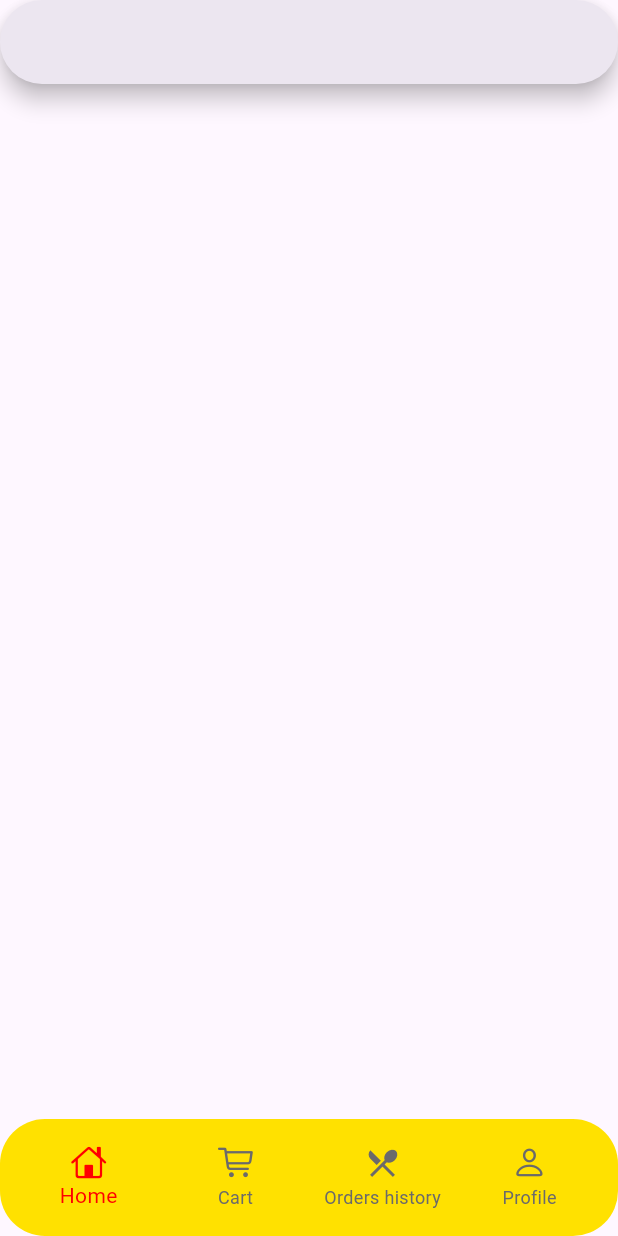
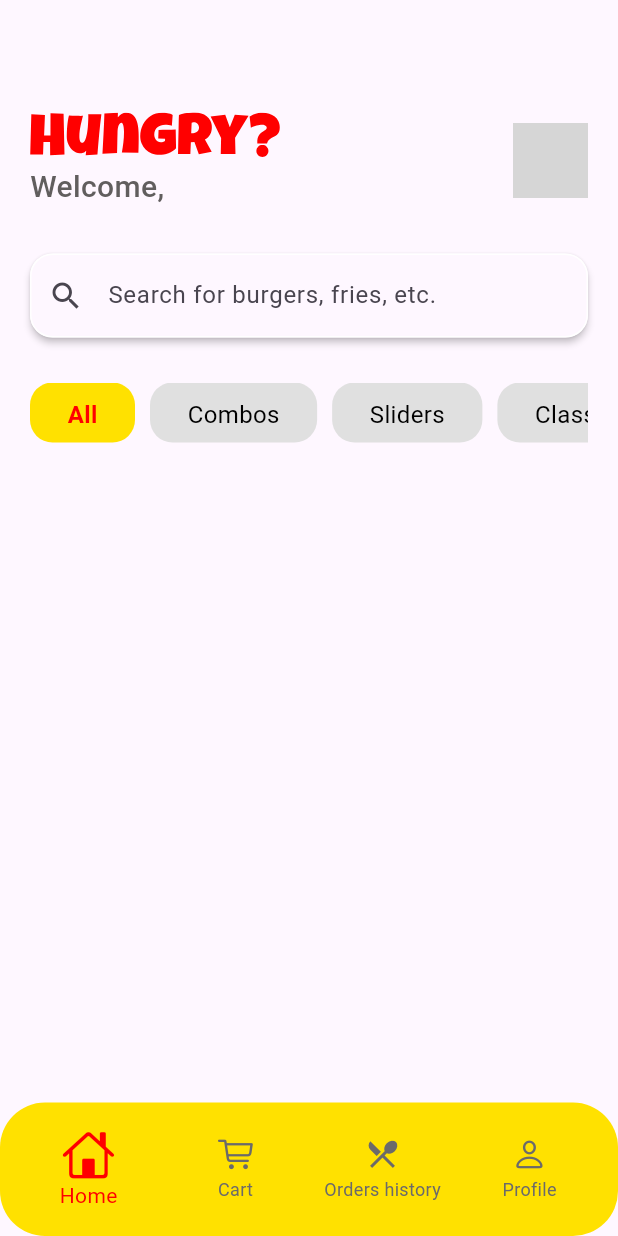
Before and after one commit to ziadabdo99/dota_burger, a Flutter app: the screen it shows after launch, on a phone screen of 412 x 824 dp. Run offline on Flutter 3.47's test engine with Material 3 defaults, Android fonts, the phone set to English and light mode, and no system bars; our stand-ins replace flutter_svg, gap; grey boxes are pictures that could not be loaded.

Commit message:
Refactor code structure for improved readability and maintainability

```diff
--- a/lib/features/home/views/home_view.dart
+++ b/lib/features/home/views/home_view.dart
@@ -1,17 +1,120 @@
+import 'package:dota_burger/core/constants/app_colors.dart';
+import 'package:dota_burger/shared/custom_text.dart';
+import 'package:flutter/material.dart';
+import 'package:flutter_svg/svg.dart';
+import 'package:gap/gap.dart';
 
-import 'package:flutter/material.dart';
+class HomeView extends StatefulWidget {
+  HomeView({super.key});
 
-class HomeView extends StatelessWidget {
-  const HomeView({super.key});
+  @override
+  State<HomeView> createState() => _HomeViewState();
+}
+
+class _HomeViewState extends State<HomeView> {
+  TextEditingController searchController = TextEditingController();
+
+  List<String> categories = ["All", "Combos", "Sliders", "Classic"];
+
+  int categoryIndex = 0;
 
   @override
   Widget build(BuildContext context) {
-    return  Scaffold(
-      body: Column(
-        children: [
-       SearchBar(),
-               ],
-      )
+    return GestureDetector(
+      onTap: () {
+        FocusScope.of(context).unfocus();
+      },
+      child: Scaffold(
+        body: Padding(
+          padding: const EdgeInsets.symmetric(horizontal: 20.0),
+          child: Column(
+            children: [
+              Gap(75),
+              Row(
+                children: [
+                  Column(
+                    crossAxisAlignment: CrossAxisAlignment.start,
+                    children: [
+                      SvgPicture.asset(
+                        height: 30,
+                        'assets/logo/logo.svg',
+                        colorFilter: ColorFilter.mode(
+                          AppColors.secondaryColor,
+                          BlendMode.srcIn,
+                        ),
+                      ),
+                      Gap(5),
+                      CustomText(
+                        text: 'Welcome,',
+                        color: const Color.fromARGB(255, 97, 94, 94),
+                        fontWeight: FontWeight.w500,
+                        fontSize: 20,
+                      ),
+                    ],
+                  ),
+                  Spacer(),
+                  CircleAvatar(
+                    radius: 25,
+                    backgroundImage: AssetImage('assets/images/profile.png'),
+                  ),
+                ],
+              ),
+              Gap(30),
+              Material(
+                borderRadius: BorderRadius.circular(15),
+                elevation: 2,
+                child: TextField(
+                  controller: searchController,
+                  cursorColor: Colors.black,
+                  decoration: InputDecoration(
+                    fillColor: Colors.red,
+                    hintText: 'Search for burgers, fries, etc.',
+                    prefixIcon: Icon(Icons.search),
+                    enabledBorder: OutlineInputBorder(
+                      borderRadius: BorderRadius.circular(15),
+                      borderSide: BorderSide(color: Colors.white),
+                    ),
+                    focusedBorder: OutlineInputBorder(
+                      borderRadius: BorderRadius.circular(15),
+                      borderSide: BorderSide(color: Colors.white),
+                    ),
+                  ),
+                ),
+              ),
+              Gap(30),
+              SingleChildScrollView(
+                scrollDirection: Axis.horizontal,
+                child: Row(
+                  children: List.generate(categories.length, (index) {
+                    return GestureDetector(
+                      onTap: () {
+                        setState(() {
+                          categoryIndex = index;
+                        });
+                      },
+                      child: Container(
+                        height: 40,
+                        margin: EdgeInsets.only(right: 10),
+                        padding: EdgeInsets.symmetric(horizontal: 25, vertical: 10),
+                        decoration: BoxDecoration(
+                          color: index ==  categoryIndex ?  AppColors.primaryColor : Colors.grey[300] ,
+                          borderRadius: BorderRadius.circular(15),
+                        ),
+                        child: CustomText(
+                          text: categories[index],
+                          fontWeight: index ==  categoryIndex ? FontWeight.bold : FontWeight.normal,
+                          fontSize: 16,
+                          color:  index ==  categoryIndex ? AppColors.secondaryColor : Colors.black,
+                        ),
+                      ),
+                    );
+                  }),
+                ),
+              ),
+            ],
+          ),
+        ),
+      ),
     );
   }
 }
--- a/lib/root.dart
+++ b/lib/root.dart
@@ -47,21 +47,29 @@ class _RootState extends State<Root> {
               controller.jumpToPage(index);
             });
           },
-          items: const [
+          items: [
             BottomNavigationBarItem(
-              icon: Icon(CupertinoIcons.home),
+              icon: Icon(
+                size: currentScreen == 0 ? 35 : 24,
+                CupertinoIcons.home),
               label: 'Home',
             ),
             BottomNavigationBarItem(
-              icon: Icon(CupertinoIcons.cart),
+              icon: Icon(
+                size: currentScreen == 1 ? 35 : 24,
+                CupertinoIcons.cart),
               label: 'Cart',
             ),
             BottomNavigationBarItem(
-              icon: Icon(Icons.local_restaurant_sharp),
+              icon: Icon(
+                size: currentScreen == 2 ? 35 : 24,
+                Icons.local_restaurant_sharp),
               label: 'Orders history',
             ),
             BottomNavigationBarItem(
-              icon: Icon(CupertinoIcons.person),
+              icon: Icon(
+                size: currentScreen == 3 ? 35 : 24,
+                CupertinoIcons.person),
               label: 'Profile',
             ),
           ],
```
Also changed, not shown: assets/images/profile.png (added).
